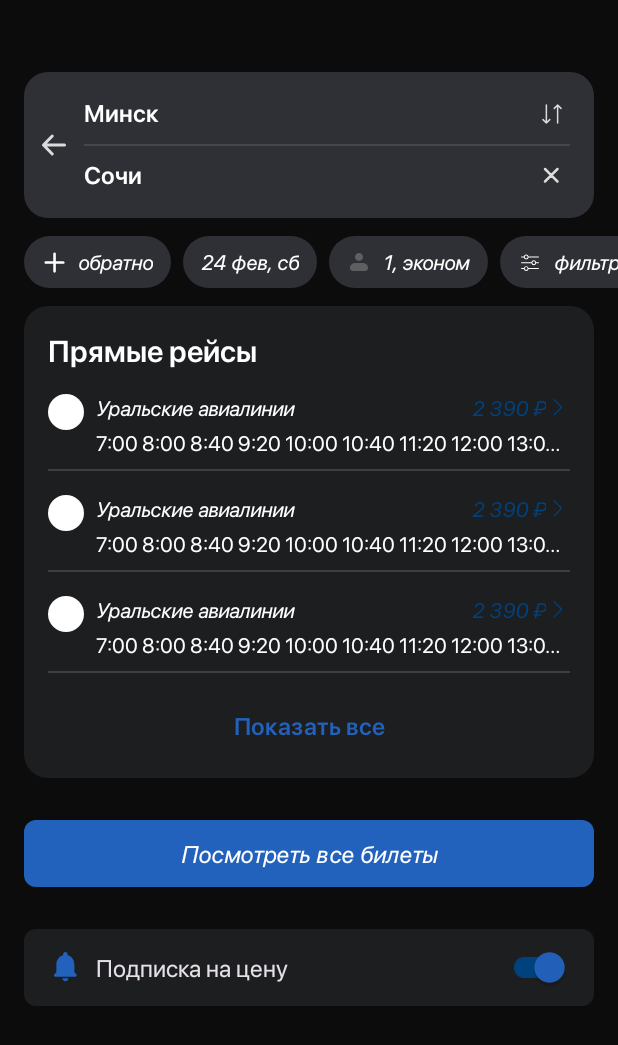
After one commit to Fxynos/Avia-Tickets, an Android app: the layout fragment_search_results.xml on its own in the app's theme, with its tools: preview values and no code run, on a phone screen of 412 x 824 dp. The commit adds this screen. Shown: the top 1045 px of the screen. Run offline under Robolectric (Android 15) with nearby library versions, the phone set to English and light mode, and no system bars; network calls fail.

Commit message:
search results layout

```diff
--- /dev/null
+++ b/android-client/app/src/main/res/color/switch_thumb.xml
@@ -0,0 +1,5 @@
+<?xml version="1.0" encoding="utf-8"?>
+<selector xmlns:android="http://schemas.android.com/apk/res/android">
+    <item android:color="@color/white" android:state_checked="false"/>
+    <item android:color="?attr/colorPrimary" android:state_checked="true"/>
+</selector>
--- /dev/null
+++ b/android-client/app/src/main/res/color/switch_track.xml
@@ -0,0 +1,5 @@
+<?xml version="1.0" encoding="utf-8"?>
+<selector xmlns:android="http://schemas.android.com/apk/res/android">
+    <item android:color="@color/grey_5" android:state_checked="false"/>
+    <item android:color="?attr/colorPrimaryVariant" android:state_checked="true"/>
+</selector>
--- /dev/null
+++ b/android-client/app/src/main/res/drawable/ic_next.xml
@@ -0,0 +1,10 @@
+<vector xmlns:android="http://schemas.android.com/apk/res/android"
+    android:width="16dp"
+    android:height="16dp"
+    android:viewportWidth="16"
+    android:viewportHeight="16">
+  <path
+      android:pathData="M5.114,2.115C5.266,1.962 5.512,1.962 5.664,2.115L10.303,6.796C10.689,7.186 10.689,7.814 10.303,8.204L5.664,12.885C5.512,13.038 5.266,13.038 5.114,12.885C4.962,12.731 4.962,12.483 5.114,12.329L9.202,8.204C9.588,7.814 9.588,7.186 9.202,6.796L5.114,2.671C4.962,2.517 4.962,2.268 5.114,2.115Z"
+      android:fillColor="#2261BC"
+      android:fillType="evenOdd"/>
+</vector>
--- /dev/null
+++ b/android-client/app/src/main/res/drawable/shape_chip.xml
@@ -0,0 +1,6 @@
+<?xml version="1.0" encoding="utf-8"?>
+<shape xmlns:android="http://schemas.android.com/apk/res/android">
+    <solid android:color="@color/grey_3"/>
+    <corners android:radius="64dp"/>
+    <padding android:left="12dp" android:right="12dp" android:top="8dp" android:bottom="8dp"/>
+</shape>
--- /dev/null
+++ b/android-client/app/src/main/res/drawable/shape_circle.xml
@@ -0,0 +1,6 @@
+<?xml version="1.0" encoding="utf-8"?>
+<shape xmlns:android="http://schemas.android.com/apk/res/android">
+    <solid android:color="@color/white"/>
+    <corners android:radius="@dimen/icon_size_3"/>
+    <size android:width="@dimen/icon_size_3" android:height="@dimen/icon_size_3"/>
+</shape>
--- /dev/null
+++ b/android-client/app/src/main/res/layout/fragment_search_results.xml
@@ -0,0 +1,277 @@
+<?xml version="1.0" encoding="utf-8"?>
+<LinearLayout xmlns:android="http://schemas.android.com/apk/res/android"
+    xmlns:app="http://schemas.android.com/apk/res-auto"
+    android:layout_width="match_parent"
+    android:layout_height="match_parent"
+    xmlns:tools="http://schemas.android.com/tools"
+    android:orientation="vertical">
+
+    <!-- Searchbar -->
+
+    <LinearLayout
+        android:layout_width="match_parent"
+        android:layout_height="wrap_content"
+        android:orientation="horizontal"
+        android:layout_marginTop="48dp"
+        android:layout_marginHorizontal="@dimen/screen_padding"
+        android:paddingStart="8dp"
+        android:paddingEnd="16dp"
+        android:paddingVertical="16dp"
+        android:background="@drawable/shape_rounded_1"
+        android:backgroundTint="@color/grey_3">
+
+        <ImageButton
+            android:id="@+id/back"
+            android:layout_width="@dimen/icon_size_3"
+            android:layout_height="@dimen/icon_size_3"
+            android:layout_marginEnd="8dp"
+            android:layout_gravity="center_vertical"
+            android:src="@drawable/ic_back" />
+
+        <LinearLayout
+            android:layout_width="match_parent"
+            android:layout_height="wrap_content"
+            android:orientation="vertical">
+
+            <LinearLayout
+                android:layout_width="match_parent"
+                android:layout_height="wrap_content"
+                android:orientation="horizontal">
+
+                <EditText
+                    android:id="@+id/input_from"
+                    android:layout_width="0dp"
+                    android:layout_height="wrap_content"
+                    android:layout_weight="1"
+                    android:hint="@string/input_hint_from"
+                    android:singleLine="true"
+                    android:imeOptions="actionNext"
+                    android:nextFocusDown="@id/input_to"
+                    android:maxLength="40"
+                    tools:text="Минск"/>
+
+                <ImageButton
+                    android:id="@+id/swap"
+                    android:layout_width="@dimen/icon_size_3"
+                    android:layout_height="@dimen/icon_size_3"
+                    android:src="@drawable/ic_swap" />
+
+            </LinearLayout>
+
+            <com.google.android.material.divider.MaterialDivider
+                android:layout_width="match_parent"
+                android:layout_height="wrap_content"
+                android:layout_marginVertical="8dp"
+                android:background="@color/grey_4"/>
+
+            <LinearLayout
+                android:layout_width="match_parent"
+                android:layout_height="wrap_content"
+                android:orientation="horizontal">
+
+                <EditText
+                    android:id="@+id/input_to"
+                    android:layout_width="0dp"
+                    android:layout_height="wrap_content"
+                    android:layout_weight="1"
+                    android:hint="@string/input_hint_to"
+                    android:singleLine="true"
+                    android:imeOptions="actionSearch"
+                    android:maxLength="40"
+                    tools:text="Сочи" />
+
+                <ImageButton
+                    android:id="@+id/clear"
+                    android:layout_width="@dimen/icon_size_3"
+                    android:layout_height="@dimen/icon_size_3"
+                    android:src="@drawable/ic_close" />
+
+            </LinearLayout>
+
+        </LinearLayout>
+
+    </LinearLayout>
+
+    <!-- Chips -->
+
+    <HorizontalScrollView
+        android:layout_width="match_parent"
+        android:layout_height="wrap_content"
+        android:layout_marginVertical="12dp"
+        android:scrollbars="none">
+        <LinearLayout
+            android:layout_width="wrap_content"
+            android:layout_height="wrap_content"
+            android:orientation="horizontal">
+
+            <LinearLayout
+                android:id="@+id/chip_backward_ticket"
+                android:layout_width="wrap_content"
+                android:layout_height="wrap_content"
+                android:orientation="horizontal"
+                android:layout_marginStart="@dimen/screen_padding"
+                android:gravity="center_vertical"
+                android:background="@drawable/shape_chip">
+
+                <ImageView
+                    style="@style/IconStyle"
+                    android:layout_width="@dimen/icon_size_4"
+                    android:layout_height="@dimen/icon_size_4"
+                    android:layout_marginEnd="8dp"
+                    android:src="@drawable/ic_plus"/>
+
+                <TextView
+                    style="@style/Title4"
+                    android:layout_width="wrap_content"
+                    android:layout_height="wrap_content"
+                    android:text="@string/chip_backward"/>
+
+            </LinearLayout>
+
+            <LinearLayout
+                android:id="@+id/chip_date"
+                android:layout_width="wrap_content"
+                android:layout_height="wrap_content"
+                android:orientation="horizontal"
+                android:layout_marginHorizontal="8dp"
+                android:gravity="center_vertical"
+                android:background="@drawable/shape_chip">
+
+                <!-- Uses spannable string in order to change colors inside the text -->
+                <TextView
+                    style="@style/Title4"
+                    android:layout_width="wrap_content"
+                    android:layout_height="wrap_content"
+                    tools:text="24 фев, сб"/>
+
+            </LinearLayout>
+
+            <LinearLayout
+                android:id="@+id/chip_passengers"
+                android:layout_width="wrap_content"
+                android:layout_height="wrap_content"
+                android:orientation="horizontal"
+                android:gravity="center_vertical"
+                android:background="@drawable/shape_chip">
+
+                <ImageView
+                    style="@style/IconStyle"
+                    android:layout_width="@dimen/icon_size_4"
+                    android:layout_height="@dimen/icon_size_4"
+                    android:layout_marginEnd="8dp"
+                    android:src="@drawable/ic_person"
+                    app:tint="@color/grey_5"/>
+
+                <TextView
+                    style="@style/Title4"
+                    android:layout_width="wrap_content"
+                    android:layout_height="wrap_content"
+                    tools:text="1, эконом"/>
+
+            </LinearLayout>
+
+            <LinearLayout
+                android:id="@+id/chip_filter"
+                android:layout_width="wrap_content"
+                android:layout_height="wrap_content"
+                android:orientation="horizontal"
+                android:layout_marginStart="8dp"
+                android:layout_marginEnd="@dimen/screen_padding"
+                android:gravity="center_vertical"
+                android:background="@drawable/shape_chip">
+
+                <ImageView
+                    style="@style/IconStyle"
+                    android:layout_width="@dimen/icon_size_4"
+                    android:layout_height="@dimen/icon_size_4"
+                    android:layout_marginEnd="8dp"
+                    android:src="@drawable/ic_filter"/>
+
+                <TextView
+                    style="@style/Title4"
+                    android:layout_width="wrap_content"
+                    android:layout_height="wrap_content"
+                    android:text="@string/chip_filter"/>
+
+            </LinearLayout>
+
+        </LinearLayout>
+    </HorizontalScrollView>
+
+    <!-- Recommended flights -->
+
+    <LinearLayout
+        android:layout_width="match_parent"
+        android:layout_height="wrap_content"
+        android:orientation="vertical"
+        android:layout_marginHorizontal="@dimen/screen_padding"
+        android:paddingHorizontal="16dp"
+        android:paddingTop="16dp"
+        android:paddingBottom="8dp"
+        android:background="@drawable/shape_rounded_1"
+        android:backgroundTint="@color/grey_1">
+
+        <TextView
+            style="@style/Title2"
+            android:layout_width="wrap_content"
+            android:layout_height="wrap_content"
+            android:text="@string/direct_flights"/>
+
+        <androidx.recyclerview.widget.RecyclerView
+            android:id="@+id/direct_flights"
+            android:layout_width="match_parent"
+            android:layout_height="wrap_content"
+            android:layout_marginTop="8dp"
+            android:orientation="vertical"
+            app:layoutManager="androidx.recyclerview.widget.LinearLayoutManager"
+            tools:listitem="@layout/item_flight"
+            tools:itemCount="3"/>
+
+        <Button
+            style="@style/Widget.Material3.Button.TextButton"
+            android:id="@+id/show_all_flights"
+            android:layout_width="match_parent"
+            android:layout_height="wrap_content"
+            android:textFontWeight="600"
+            android:textStyle="normal"
+            android:text="@string/show_all_flights"/>
+
+    </LinearLayout>
+
+    <Button
+        android:id="@+id/show_all_tickets"
+        android:layout_width="match_parent"
+        android:layout_height="wrap_content"
+        android:layout_marginHorizontal="@dimen/screen_padding"
+        android:layout_marginVertical="24dp"
+        android:text="@string/show_all_tickets"/>
+
+    <LinearLayout
+        android:id="@+id/subscribe_container"
+        android:layout_width="match_parent"
+        android:layout_height="wrap_content"
+        android:orientation="horizontal"
+        android:gravity="center_vertical"
+        android:layout_marginHorizontal="@dimen/screen_padding"
+        android:paddingHorizontal="16dp"
+        android:paddingVertical="12dp"
+        android:background="@drawable/shape_rounded_2"
+        android:backgroundTint="@color/grey_1">
+
+        <ImageView
+            style="@style/IconStyle"
+            android:layout_width="@dimen/icon_size_3"
+            android:layout_height="@dimen/icon_size_3"
+            android:src="@drawable/ic_bell"
+            app:tint="?attr/colorPrimary"/>
+
+        <androidx.appcompat.widget.SwitchCompat
+            android:layout_width="match_parent"
+            android:layout_height="wrap_content"
+            android:layout_marginStart="8dp"
+            android:text="@string/subscribe_on_price"
+            tools:checked="true"/>
+
+    </LinearLayout>
+
+</LinearLayout>
--- /dev/null
+++ b/android-client/app/src/main/res/layout/item_flight.xml
@@ -0,0 +1,86 @@
+<?xml version="1.0" encoding="utf-8"?>
+<LinearLayout xmlns:android="http://schemas.android.com/apk/res/android"
+    xmlns:app="http://schemas.android.com/apk/res-auto"
+    xmlns:tools="http://schemas.android.com/tools"
+    android:orientation="vertical"
+    android:layout_width="match_parent"
+    android:layout_height="wrap_content"
+    android:layout_marginBottom="8dp">
+
+    <LinearLayout
+        android:layout_width="match_parent"
+        android:layout_height="wrap_content"
+        android:orientation="horizontal"
+        android:paddingVertical="8dp">
+
+        <!-- First column -->
+
+        <ImageView
+            android:id="@+id/indicator"
+            android:layout_width="@dimen/icon_size_3"
+            android:layout_height="@dimen/icon_size_3"
+            android:src="@drawable/shape_circle"/>
+
+        <!-- Second column -->
+
+        <LinearLayout
+            android:layout_width="match_parent"
+            android:layout_height="wrap_content"
+            android:orientation="vertical"
+            android:layout_marginStart="8dp">
+
+            <!-- First line -->
+
+            <LinearLayout
+                android:layout_width="match_parent"
+                android:layout_height="wrap_content"
+                android:orientation="horizontal"
+                android:gravity="center_vertical">
+
+                <TextView
+                    style="@style/Title4"
+                    android:id="@+id/name"
+                    android:layout_width="0dp"
+                    android:layout_height="wrap_content"
+                    android:layout_weight="1"
+                    tools:text="Уральские авиалинии"/>
+
+                <TextView
+                    style="@style/Title4"
+                    android:id="@+id/price"
+                    android:layout_width="wrap_content"
+                    android:layout_height="wrap_content"
+                    android:textColor="?attr/colorPrimaryVariant"
+                    tools:text="2 390 ₽"/>
+
+                <ImageView
+                    style="@style/IconStyle"
+                    android:layout_width="@dimen/icon_size_4"
+                    android:layout_height="@dimen/icon_size_4"
+                    android:src="@drawable/ic_next"
+                    app:tint="?attr/colorPrimaryVariant" />
+
+            </LinearLayout>
+
+            <!-- Second line -->
+
+            <TextView
+                style="@style/Text2"
+                android:id="@+id/timetable"
+                android:layout_width="wrap_content"
+                android:layout_height="wrap_content"
+                android:layout_marginTop="4dp"
+                android:singleLine="true"
+                android:ellipsize="end"
+                tools:text="7:00 8:00 8:40 9:20 10:00 10:40 11:20 12:00 13:00 14:30 15:40 16:20"/>
+
+        </LinearLayout>
+
+    </LinearLayout>
+
+    <com.google.android.material.divider.MaterialDivider
+        android:layout_width="wrap_content"
+        android:layout_height="wrap_content"
+        app:dividerColor="@color/grey_4"/>
+
+</LinearLayout>
--- a/android-client/app/src/main/res/navigation/nav_tickets.xml
+++ b/android-client/app/src/main/res/navigation/nav_tickets.xml
@@ -19,7 +19,7 @@
 
     <fragment android:id="@+id/dest_searchResults"
         android:name="com.vl.aviatickets.ui.screen.AviaTicketsSearchResultsFragment"
-        tools:layout="@layout/fragment_stub">
+        tools:layout="@layout/fragment_search_results">
 
         <action android:id="@+id/chosenCountry_allTickets"
             app:destination="@id/dest_allTickets"/>
--- a/android-client/app/src/main/res/values/dimens.xml
+++ b/android-client/app/src/main/res/values/dimens.xml
@@ -4,5 +4,6 @@
     <dimen name="icon_size_1">48dp</dimen>
     <dimen name="icon_size_2">40dp</dimen>
     <dimen name="icon_size_3">24dp</dimen>
+    <dimen name="icon_size_4">16dp</dimen>
     <dimen name="image_button_size">32dp</dimen>
 </resources>
--- a/android-client/app/src/main/res/values/strings.xml
+++ b/android-client/app/src/main/res/values/strings.xml
@@ -18,4 +18,10 @@
     <string name="option_weekend">Выходные</string>
     <string name="option_hot">Горячие\nбилеты</string>
     <string name="badge_popular">Популярное направление</string>
+    <string name="chip_backward">обратно</string>
+    <string name="chip_filter">фильтры</string>
+    <string name="direct_flights">Прямые рейсы</string>
+    <string name="show_all_flights">Показать все</string>
+    <string name="show_all_tickets">Посмотреть все билеты</string>
+    <string name="subscribe_on_price">Подписка на цену</string>
 </resources>
--- a/android-client/app/src/main/res/values/styles.xml
+++ b/android-client/app/src/main/res/values/styles.xml
@@ -22,6 +22,13 @@
         <item name="android:background">@null</item>
         <item name="android:scaleType">fitCenter</item>
         <item name="tint">@color/grey_7</item>
+    </style>
+
+    <style name="SwitchStyle" parent="Widget.AppCompat.CompoundButton.Switch">
+        <item name="trackTint">@color/switch_track</item>
+        <item name="thumbTint">@color/switch_thumb</item>
+        <item name="android:textSize">16sp</item>
+        <item name="android:textFontWeight">400</item>
     </style>
 
     <style name="IconStyle">
@@ -49,6 +56,7 @@
     <style name="Title4">
         <item name="android:textSize">14sp</item>
         <item name="android:textFontWeight">400</item>
+        <item name="android:textStyle">italic</item>
     </style>
 
     <style name="Text1">
--- a/android-client/app/src/main/res/values/themes.xml
+++ b/android-client/app/src/main/res/values/themes.xml
@@ -20,5 +20,7 @@
         <item name="imageButtonStyle">@style/ImageButtonStyle</item>
         <item name="android:editTextStyle">@style/EditTextStyle</item>
         <item name="editTextStyle">@style/EditTextStyle</item>
+        <item name="android:switchStyle">@style/SwitchStyle</item>
+        <item name="switchStyle">@style/SwitchStyle</item>
     </style>
 </resources>
```
